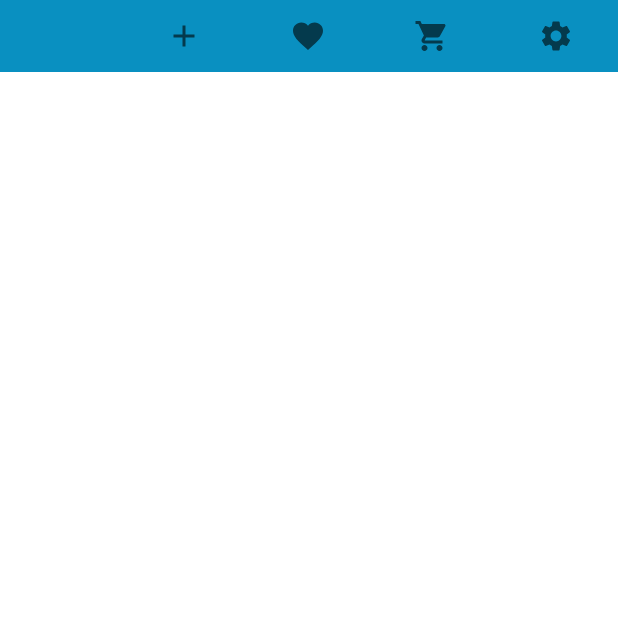
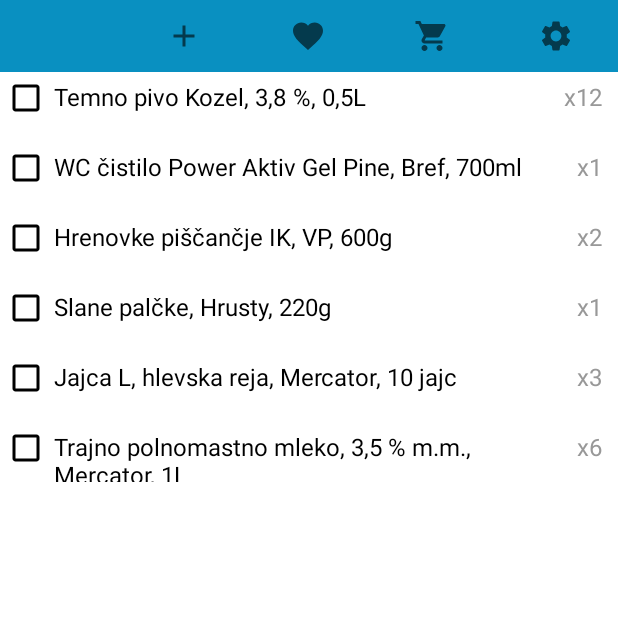
Before and after one commit to GrujicBard/ShoppingAssistant, an Android app: the screen it shows after launch (MainActivity), on a phone screen of 412 x 824 dp, the top half of it. Run offline under Robolectric (Android 15) with nearby library versions, the phone set to English and light mode, and no system bars; our stand-ins replace Room's generated code.

Commit message:
Added items that are added at database creation

```diff
--- a/app/build.gradle
+++ b/app/build.gradle
@@ -54,6 +54,7 @@ dependencies {
     implementation "androidx.activity:activity-ktx:1.4.0"
     implementation("androidx.fragment:fragment-ktx:1.4.1")
 
+
     // Room components
     implementation "androidx.room:room-ktx:2.4.2"
     kapt "androidx.room:room-compiler:2.4.2"
--- a/app/src/main/java/com/example/tzva_naloga_1/adapters/ItemListAdapter.kt
+++ b/app/src/main/java/com/example/tzva_naloga_1/adapters/ItemListAdapter.kt
@@ -4,7 +4,7 @@ package com.example.tzva_naloga_1.adapters
 import android.view.LayoutInflater
 import android.view.View
 import android.view.ViewGroup
-import android.widget.ImageButton
+import android.widget.ImageView
 import android.widget.TextView
 import androidx.recyclerview.widget.DiffUtil
 import androidx.recyclerview.widget.ListAdapter
@@ -13,9 +13,11 @@ import com.example.tzva_naloga_1.R
 import com.example.tzva_naloga_1.database.entities.ItemEntity
 
 
+class ItemListAdapter(val onItemClickListener: OnItemClickListener, val onItemLongClickListener: OnItemLongClickListener) :
+    ListAdapter<ItemEntity, ItemListAdapter.ItemViewHolder>(ItemDiffCallback()) {
 
-class ItemListAdapter(val onItemClickListener : OnItemClickListener) :
-    ListAdapter<ItemEntity, ItemListAdapter.ItemViewHolder>(ItemDiffCallback()) {
+    var isEnable = false
+    var isSelectAll = false
 
     override fun onCreateViewHolder(parent: ViewGroup, viewType: Int): ItemViewHolder {
         val inflater = LayoutInflater.from(parent.context)
@@ -27,25 +29,37 @@ class ItemListAdapter(val onItemClickListener : OnItemClickListener) :
 
         val rv_tv_name: TextView = itemView.findViewById(R.id.rv_tv_name);
         val rv_tv_stock: TextView = itemView.findViewById(R.id.rv_tv_stock);
+        val rv_cb: ImageView = itemView.findViewById(R.id.rv_cb);
 
-        init{
+        init {
             itemView.setOnClickListener {
                 val position = adapterPosition
                 onItemClickListener.onItemClick(getItem(position))
+            }
+            itemView.setOnLongClickListener {
+                val position = adapterPosition
+                onItemLongClickListener.onItemLongClick(getItem(position))
+                true
             }
         }
     }
 
     override fun onBindViewHolder(holder: ItemViewHolder, position: Int) {
         val item = getItem(position)
-        val item_name = item.name+", "+item.quantity
-        holder.apply{
+        val item_name = item.name + ", " + item.quantity
+        holder.apply {
             rv_tv_name.text = item_name
-            rv_tv_stock.text = itemView.resources.getString(R.string.rv_stock, item.stock.toString())
+            rv_tv_stock.text =
+                itemView.resources.getString(R.string.rv_stock, item.stock.toString())
         }
     }
+
     interface OnItemClickListener {
         fun onItemClick(item: ItemEntity)
+    }
+
+    interface OnItemLongClickListener {
+        fun onItemLongClick(item: ItemEntity)
     }
 }
 
--- a/app/src/main/java/com/example/tzva_naloga_1/database/ItemApplication.kt
+++ b/app/src/main/java/com/example/tzva_naloga_1/database/ItemApplication.kt
@@ -6,7 +6,7 @@ import kotlinx.coroutines.SupervisorJob
 
 class ItemsApplication : Application() {
     // No need to cancel this scope as it'll be torn down with the process
-    val applicationScope = CoroutineScope(SupervisorJob())
+    private val applicationScope = CoroutineScope(SupervisorJob())
     // Using by lazy so the database and the repository are only created when they're needed
     // rather than when the application starts
     val database by lazy { ItemRoomDatabase.getDatabase(this, applicationScope) }
--- a/app/src/main/java/com/example/tzva_naloga_1/database/ItemRoomDatabase.kt
+++ b/app/src/main/java/com/example/tzva_naloga_1/database/ItemRoomDatabase.kt
@@ -6,11 +6,14 @@ import androidx.room.Room
 import androidx.room.RoomDatabase
 import androidx.sqlite.db.SupportSQLiteDatabase
 import com.example.tzva_naloga_1.database.dao.ItemDao
+import com.example.tzva_naloga_1.database.entities.ItemCategory
 import com.example.tzva_naloga_1.database.entities.ItemEntity
+import com.example.tzva_naloga_1.database.entities.Shop
+import com.example.tzva_naloga_1.database.entities.Storage
 import kotlinx.coroutines.CoroutineScope
 import kotlinx.coroutines.launch
 
-@Database(entities = [ItemEntity::class], version = 10, exportSchema = false)
+@Database(entities = [ItemEntity::class], version = 14, exportSchema = false)
 public abstract class ItemRoomDatabase: RoomDatabase() {
 
     abstract fun itemDao(): ItemDao;
@@ -28,13 +31,115 @@ public abstract class ItemRoomDatabase: RoomDatabase() {
             }
         }
 
+        override fun onDestructiveMigration(db: SupportSQLiteDatabase) {
+            super.onDestructiveMigration(db)
+            INSTANCE?.let { database ->
+                scope.launch {
+                    populateDatabase(database.itemDao())
+                }
+            }
+        }
+
         suspend fun populateDatabase(itemDao: ItemDao) {
             // Delete all content here.
-            //itemDao.deleteAllItems()
+            itemDao.deleteAllItems()
 
             // Add sample items.
-            // var item = ItemEntity()
-            // itemDao.insertItem(item)
+            val item1 = ItemEntity(
+                0,
+                "3838800024967",
+                "Trajno polnomastno mleko, 3,5 % m.m., Mercator",
+                1.09,
+                "1L",
+                6,
+                Shop.MERCATOR.toString(),
+                Storage.FREEZER.toString(),
+                ItemCategory.MILK_EGGS_AND_DAIRY_PRODUCTS.toString(),
+                IsFavoriteItem = false,
+                IsOnShoppingList = false,
+                "UHT polnomastno mleko z 3,5% mlečne maščobe.",
+            )
+            itemDao.insertItem(item1)
+            val item2 = ItemEntity(
+                0,
+                "1644800024357",
+                "Jajca L, hlevska reja, Mercator",
+                1.99,
+                "10 jajc",
+                3,
+                Shop.MERCATOR.toString(),
+                Storage.FREEZER.toString(),
+                ItemCategory.MILK_EGGS_AND_DAIRY_PRODUCTS.toString(),
+                IsFavoriteItem = false,
+                IsOnShoppingList = false,
+                "Jajca pred uporabo termično obdelati.",
+            )
+            itemDao.insertItem(item2)
+            val item3 = ItemEntity(
+                0,
+                "865080043657",
+                "Slane palčke, Hrusty",
+                0.17,
+                "220g",
+                1,
+                Shop.MERCATOR.toString(),
+                Storage.CUPBOARD.toString(),
+                ItemCategory.SALTY_SNACKS.toString(),
+                IsFavoriteItem = false,
+                IsOnShoppingList = false,
+                "PŠENIČNA moka, koruzni škrob, palmina maščoba, jodirana sol 2,5 % (sol, kalijev jodat), " +
+                        "sladkor, emulgator: SOJIN lecitin; sredstva za vzhajanje: amonijevi karbonati; JEČMENOV slad, " +
+                        "kvas, sredstvo za glaziranje: natrijev hidroksid.Lahko vsebuje sledi MLEKA, ARAŠIDOV in OREŠKOV." +
+                        "Država porekla: Hrvaška.",
+            )
+            itemDao.insertItem(item3)
+            val item4 = ItemEntity(
+                0,
+                "3831006616004",
+                "Hrenovke piščančje IK, VP",
+                3.49,
+                "600g",
+                2,
+                Shop.TUŠ.toString(),
+                Storage.FREEZER.toString(),
+                ItemCategory.MEAT_PRODUCTS.toString(),
+                IsFavoriteItem = false,
+                IsOnShoppingList = false,
+                "strojno izkoščeno piščanje meso 66%, voda, piščančje kožice, krompirjev škrob, grahova moka," +
+                        " vlakna citrusov, jedilna sol, začimbe, stabilizatorja: E 450, E 451; dekstroza, antioksidant: " +
+                        "E 316; konzervansa: E 250, E 262.",
+            )
+            itemDao.insertItem(item4)
+            val item5 = ItemEntity(
+                0,
+                "8596046616324",
+                "WC čistilo Power Aktiv Gel Pine, Bref",
+                1.78,
+                "700ml",
+                1,
+                Shop.MERCATOR.toString(),
+                Storage.BATHROOM.toString(),
+                ItemCategory.CLEANING_PRODUCTS.toString(),
+                IsFavoriteItem = false,
+                IsOnShoppingList = false,
+                "Slike so simbolične, ponudnik si pridržuje pravico do tipkarskih napak.",
+            )
+            itemDao.insertItem(item5)
+            val item6 = ItemEntity(
+                0,
+                "7485026612341",
+                "Temno pivo Kozel, 3,8 %",
+                1.23,
+                "0,5L",
+                12,
+                Shop.SPAR.toString(),
+                Storage.CELLAR.toString(),
+                ItemCategory.ALCOHOL.toString(),
+                IsFavoriteItem = false,
+                IsOnShoppingList = false,
+                "Voda, ječmenov slad, hmelj, hmeljni ekstrakt, sladkor..",
+            )
+            itemDao.insertItem(item6)
 
             // TODO: Add items!
         }
@@ -52,7 +157,7 @@ public abstract class ItemRoomDatabase: RoomDatabase() {
                     context.applicationContext,
                     ItemRoomDatabase::class.java,
                     "item_database"
-                ).addCallback(ItemDatabaseCallback(scope)).fallbackToDestructiveMigration().build()
+                ).fallbackToDestructiveMigration().addCallback(ItemDatabaseCallback(scope)).build()
                 INSTANCE = instance
                 // return instance
                 instance
--- a/app/src/main/java/com/example/tzva_naloga_1/database/entities/ItemEntity.kt
+++ b/app/src/main/java/com/example/tzva_naloga_1/database/entities/ItemEntity.kt
@@ -49,12 +49,13 @@ enum class Shop{
 
 enum class ItemCategory{
     MILK_EGGS_AND_DAIRY_PRODUCTS,
-    MEAT_AND_MEAT_PRODUCTS,
+    MEAT_PRODUCTS,
     BREAD_AND_PASTRIES,
     FROZEN_FOOD,
     SOFT_DRINKS,
     ALCOHOL,
-    STEWS_SOUPS_RICE_AND_SAUCES,
+    SOUPS_RICE_AND_SAUCES,
+    SALTY_SNACKS,
     CLEANING_PRODUCTS;
 
     override fun toString(): String {
--- a/app/src/main/java/com/example/tzva_naloga_1/ui/fragments/DatabaseFragment.kt
+++ b/app/src/main/java/com/example/tzva_naloga_1/ui/fragments/DatabaseFragment.kt
@@ -15,7 +15,7 @@ import com.example.tzva_naloga_1.database.*
 import com.example.tzva_naloga_1.database.entities.ItemEntity
 import com.example.tzva_naloga_1.ui.dialog_fragments.ItemDialogFragment
 
-class DatabaseFragment : Fragment(), ItemListAdapter.OnItemClickListener {
+class DatabaseFragment : Fragment(), ItemListAdapter.OnItemClickListener, ItemListAdapter.OnItemLongClickListener {
 
     private val itemViewModel: ItemViewModel by viewModels {
         ItemViewModelFactory((activity?.application as ItemsApplication).repository)
@@ -28,7 +28,7 @@ class DatabaseFragment : Fragment(), ItemListAdapter.OnItemClickListener {
         val view = inflater.inflate(R.layout.fragment_database, container, false);
 
         val recyclerView = view.findViewById<RecyclerView>(R.id.recyclerview);
-        val adapter = ItemListAdapter(this@DatabaseFragment)
+        val adapter = ItemListAdapter(this, this)
 
         recyclerView.adapter = adapter
         recyclerView.layoutManager = LinearLayoutManager(requireContext())
@@ -44,4 +44,8 @@ class DatabaseFragment : Fragment(), ItemListAdapter.OnItemClickListener {
         val itemDialog = ItemDialogFragment(item)
         itemDialog.show(parentFragmentManager, "ItemDialog")
     }
+
+    override fun onItemLongClick(item: ItemEntity) {
+        Toast.makeText(requireContext(), "Long click!", Toast.LENGTH_SHORT).show()
+    }
 }
--- /dev/null
+++ b/app/src/main/res/drawable/ic_baseline_check_box_outline_blank_24.xml
@@ -0,0 +1,5 @@
+<vector android:height="24dp" android:tint="#000000"
+    android:viewportHeight="24" android:viewportWidth="24"
+    android:width="24dp" xmlns:android="http://schemas.android.com/apk/res/android">
+    <path android:fillColor="@android:color/white" android:pathData="M19,5v14H5V5h14m0,-2H5c-1.1,0 -2,0.9 -2,2v14c0,1.1 0.9,2 2,2h14c1.1,0 2,-0.9 2,-2V5c0,-1.1 -0.9,-2 -2,-2z"/>
+</vector>
--- a/app/src/main/res/layout/recyclerview_item.xml
+++ b/app/src/main/res/layout/recyclerview_item.xml
@@ -3,7 +3,7 @@
     xmlns:app="http://schemas.android.com/apk/res-auto"
     xmlns:tools="http://schemas.android.com/tools"
     android:layout_width="match_parent"
-    android:layout_height="40dp"
+    android:layout_height="45dp"
     android:layout_marginBottom="1dp"
     android:layout_marginStart="5dp"
     android:layout_marginEnd="5dp"
@@ -14,7 +14,9 @@
     <LinearLayout
         style="@style/rv_item_layout"
         android:layout_width="match_parent"
-        android:orientation="vertical">
+        android:orientation="vertical"
+        android:layout_marginStart="25dp"
+        android:layout_marginEnd="25dp">
 
         <TextView
             style="@style/rv_item_tv"
@@ -43,14 +45,17 @@
     <LinearLayout
         style="@style/rv_item_layout"
         android:layout_width="match_parent"
-        android:orientation="vertical">
+        android:orientation="vertical"
+        android:layout_marginStart="-5dp">
 
         <ImageView
-            android:id="@+id/check_box"
+            android:id="@+id/rv_cb"
             android:layout_width="wrap_content"
             android:layout_height="wrap_content"
-            android:src="@drawable/ic_baseline_check_box_24"
-            android:visibility="gone" />
+            android:src="@drawable/ic_baseline_check_box_outline_blank_24"
+            />
+            <!--android:visibility="gone"-->
+
     </LinearLayout>
 
 </RelativeLayout>
```
